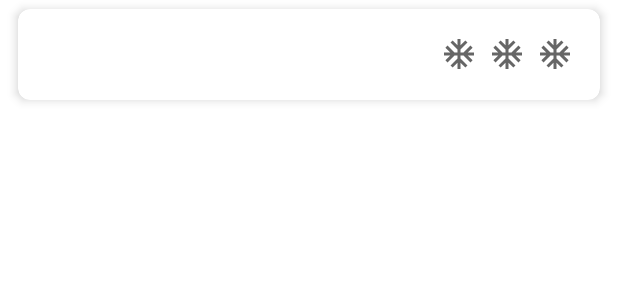
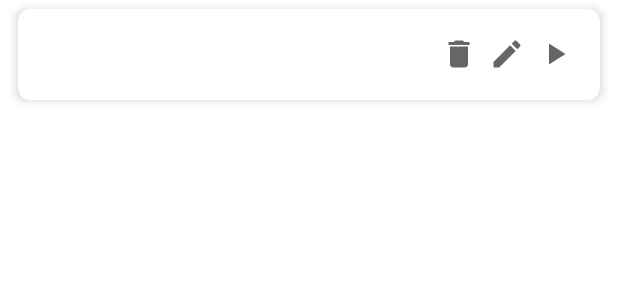
Before and after one commit to tytydraco/Scrippy, an Android app: the layout script_item.xml on its own in the app's theme, with its tools: preview values and no code run, on a phone screen of 412 x 824 dp. Shown: the top 300 px of the screen. Run offline under Robolectric (Android 15) with nearby library versions, the phone set to English and light mode, and no system bars.

Commit message:
Proper icons
Signed-off-by: Tyler Nijmeh <tylernij@gmail.com>

```diff
--- a/app/src/main/AndroidManifest.xml
+++ b/app/src/main/AndroidManifest.xml
@@ -20,6 +20,7 @@
                 <category android:name="android.intent.category.LAUNCHER" />
             </intent-filter>
         </activity>
+        <activity android:name=".ui.EditActivity" />
     </application>
 
 </manifest>
--- a/app/src/main/java/com/draco/scrippy/database/Script.kt
+++ b/app/src/main/java/com/draco/scrippy/database/Script.kt
@@ -6,5 +6,5 @@ import androidx.room.PrimaryKey
 @Entity
 data class Script(
     @PrimaryKey val name: String,
-    val contents: String
+    var contents: String
 )
--- a/app/src/main/java/com/draco/scrippy/ui/MainActivity.kt
+++ b/app/src/main/java/com/draco/scrippy/ui/MainActivity.kt
@@ -22,7 +22,7 @@ class MainActivity : AppCompatActivity() {
 
     private val executorService = Executors.newFixedThreadPool(1)
 
-    fun getScripts(callback: (scripts: Array<Script>) -> Unit) {
+    private fun getScripts(callback: (scripts: Array<Script>) -> Unit) {
         executorService.execute {
             callback(db.scriptDao().getAll())
         }
--- a/app/src/main/res/drawable/ic_baseline_ac_unit_24.xml
+++ /dev/null
@@ -1,10 +0,0 @@
-<vector xmlns:android="http://schemas.android.com/apk/res/android"
-    android:width="24dp"
-    android:height="24dp"
-    android:viewportWidth="24"
-    android:viewportHeight="24"
-    android:tint="?attr/colorControlNormal">
-  <path
-      android:fillColor="@android:color/white"
-      android:pathData="M22,11h-4.17l3.24,-3.24 -1.41,-1.42L15,11h-2V9l4.66,-4.66 -1.42,-1.41L13,6.17V2h-2v4.17L7.76,2.93 6.34,4.34 11,9v2H9L4.34,6.34 2.93,7.76 6.17,11H2v2h4.17l-3.24,3.24 1.41,1.42L9,13h2v2l-4.66,4.66 1.42,1.41L11,17.83V22h2v-4.17l3.24,3.24 1.42,-1.41L13,15v-2h2l4.66,4.66 1.41,-1.42L17.83,13H22z"/>
-</vector>
--- /dev/null
+++ b/app/src/main/res/drawable/ic_baseline_delete_24.xml
@@ -0,0 +1,10 @@
+<vector xmlns:android="http://schemas.android.com/apk/res/android"
+    android:width="24dp"
+    android:height="24dp"
+    android:viewportWidth="24"
+    android:viewportHeight="24"
+    android:tint="?attr/colorControlNormal">
+  <path
+      android:fillColor="@android:color/white"
+      android:pathData="M6,19c0,1.1 0.9,2 2,2h8c1.1,0 2,-0.9 2,-2V7H6v12zM19,4h-3.5l-1,-1h-5l-1,1H5v2h14V4z"/>
+</vector>
--- /dev/null
+++ b/app/src/main/res/drawable/ic_baseline_edit_24.xml
@@ -0,0 +1,10 @@
+<vector xmlns:android="http://schemas.android.com/apk/res/android"
+    android:width="24dp"
+    android:height="24dp"
+    android:viewportWidth="24"
+    android:viewportHeight="24"
+    android:tint="?attr/colorControlNormal">
+  <path
+      android:fillColor="@android:color/white"
+      android:pathData="M3,17.25V21h3.75L17.81,9.94l-3.75,-3.75L3,17.25zM20.71,7.04c0.39,-0.39 0.39,-1.02 0,-1.41l-2.34,-2.34c-0.39,-0.39 -1.02,-0.39 -1.41,0l-1.83,1.83 3.75,3.75 1.83,-1.83z"/>
+</vector>
--- /dev/null
+++ b/app/src/main/res/drawable/ic_baseline_play_arrow_24.xml
@@ -0,0 +1,10 @@
+<vector xmlns:android="http://schemas.android.com/apk/res/android"
+    android:width="24dp"
+    android:height="24dp"
+    android:viewportWidth="24"
+    android:viewportHeight="24"
+    android:tint="?attr/colorControlNormal">
+  <path
+      android:fillColor="@android:color/white"
+      android:pathData="M8,5v14l11,-7z"/>
+</vector>
--- a/app/src/main/res/layout/script_item.xml
+++ b/app/src/main/res/layout/script_item.xml
@@ -32,7 +32,7 @@
                     android:layout_height="wrap_content"
                     android:id="@+id/delete"
                     style="@style/ScriptItem.Action"
-                    android:src="@drawable/ic_baseline_ac_unit_24"
+                    android:src="@drawable/ic_baseline_delete_24"
                     android:contentDescription="@string/delete"
                     android:background="@android:color/transparent" />
                 <ImageButton
@@ -40,7 +40,7 @@
                     android:layout_height="wrap_content"
                     android:id="@+id/edit"
                     style="@style/ScriptItem.Action"
-                    android:src="@drawable/ic_baseline_ac_unit_24"
+                    android:src="@drawable/ic_baseline_edit_24"
                     android:contentDescription="@string/edit"
                     android:background="@android:color/transparent" />
                 <ImageButton
@@ -48,7 +48,7 @@
                     android:layout_height="wrap_content"
                     android:id="@+id/run"
                     style="@style/ScriptItem.Action"
-                    android:src="@drawable/ic_baseline_ac_unit_24"
+                    android:src="@drawable/ic_baseline_play_arrow_24"
                     android:contentDescription="@string/run"
                     android:background="@android:color/transparent" />
             </LinearLayout>
--- a/app/src/main/res/menu/main.xml
+++ b/app/src/main/res/menu/main.xml
@@ -3,13 +3,13 @@
     xmlns:app="http://schemas.android.com/apk/res-auto">
     <item
         android:id="@+id/upload"
-        android:icon="@drawable/ic_baseline_ac_unit_24"
+        android:icon="@drawable/ic_baseline_file_upload_24"
         android:title="@string/upload"
         app:showAsAction="ifRoom" />
 
     <item
         android:id="@+id/create"
-        android:icon="@drawable/ic_baseline_ac_unit_24"
+        android:icon="@drawable/ic_baseline_add_24"
         android:title="@string/create"
         app:showAsAction="always" />
 </menu>
```
Also changed, not shown: app/src/main/java/com/draco/scrippy/adapters/ScriptAdapter.kt (+7 -1 lines), app/src/main/java/com/draco/scrippy/database/ScriptDao.kt (+4 -4 lines), app/src/main/java/com/draco/scrippy/ui/EditActivity.kt (added, +51 -0 lines), app/src/main/res/drawable/ic_baseline_add_24.xml (added, +10 -0 lines), app/src/main/res/drawable/ic_baseline_file_upload_24.xml (added, +10 -0 lines), app/src/main/res/layout/activity_edit.xml (added, +14 -0 lines).
